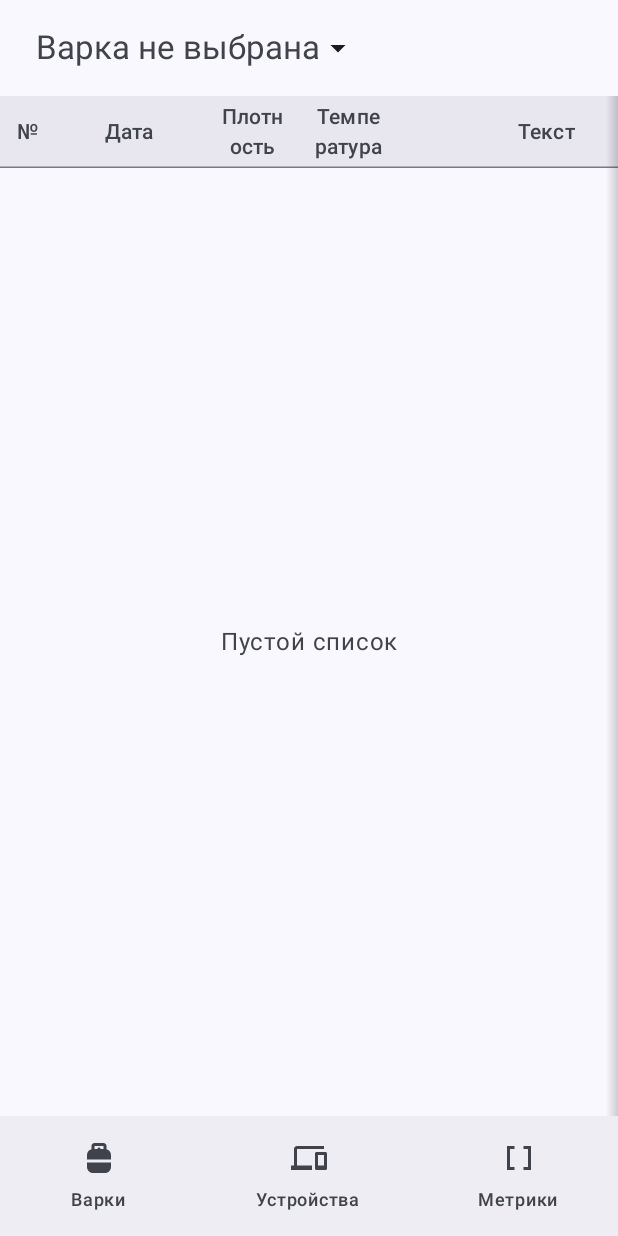
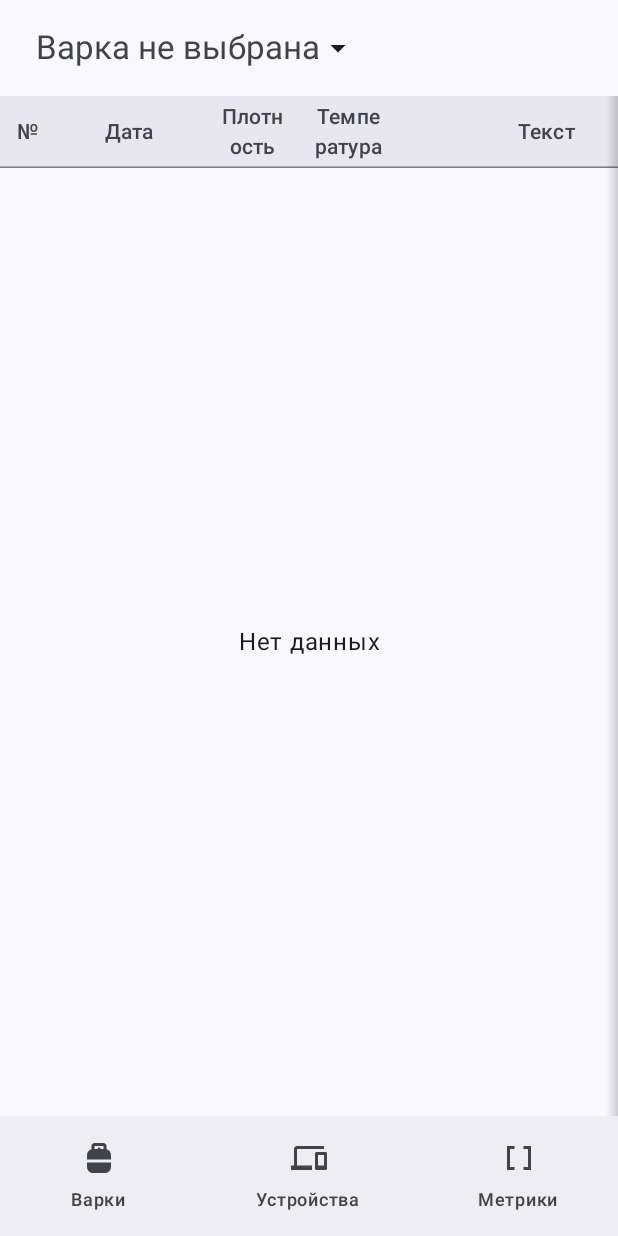
Before and after one commit to vikvlg/SpindelAndroid, an Android app built with Jetpack Compose: the RawDataRoute screen opened through its navigation route, on a phone screen of 412 x 824 dp. Run offline under Robolectric (Android 15) with nearby library versions, the phone set to English and light mode, and no system bars; our stand-ins replace Dagger/Hilt's generated code; libraries missing offline, so code that uses them is left out: androidx.hilt.lifecycle.

Commit message:
SPI-3. DataTable  - Убраны параметры isLoading, placeHolderText и loadingText; вместо них добавлен placeHolder.  - В DataTableDefaults добавлен стандартный плейс-холдер. RawDataScreen: Коррекция вызова DataTable Изменены ресурсные строки.

```diff
--- a/core/designsystem/src/main/java/ru/vik/spindel/core/designsystem/component/datatable/DataTable.kt
+++ b/core/designsystem/src/main/java/ru/vik/spindel/core/designsystem/component/datatable/DataTable.kt
@@ -1,6 +1,5 @@
 package ru.vik.spindel.core.designsystem.component.datatable
 
-import androidx.annotation.StringRes
 import androidx.compose.animation.core.animateFloatAsState
 import androidx.compose.animation.core.tween
 import androidx.compose.foundation.ScrollState
@@ -36,9 +35,7 @@ import androidx.compose.ui.graphics.Brush
 import androidx.compose.ui.graphics.Color
 import androidx.compose.ui.res.stringResource
 import androidx.compose.ui.text.TextStyle
-import androidx.compose.ui.text.style.TextAlign
 import androidx.compose.ui.unit.Dp
-import ru.vik.spindel.core.designsystem.R
 import ru.vik.spindel.core.designsystem.component.datatable.internal.DataTableSpec
 import ru.vik.spindel.core.designsystem.component.datatable.internal.ResolvedColumn
 import kotlin.math.max
@@ -47,15 +44,13 @@ import kotlin.math.max
 fun <T> DataTable(
     items: List<T>,
     key: (T) -> Any,
-    isLoading: Boolean,
     selectedKeys: Set<Any> = emptySet(),
     columns: List<DataTableColumn<T>>,
     fixedColumnCount: Int = 1,
     fixedRowHeader: Boolean = true,
     onRowClick: GestureCallback<T> = null,
     onRowLongClick: GestureCallback<T> = null,
-    @StringRes placeHolderText: Int = R.string.designsystem_datatable_empty_list,
-    @StringRes loadingText: Int = R.string.designsystem_datatable_loading_list,
+    placeHolder: @Composable () -> Unit = DataTableDefaults::PlaceHolder,
     tableState: DataTableState = rememberDataTableState(),
     colors: DataTableColors = DataTableDefaults.colors(),
     headerHeight: Dp = DataTableDefaults.HeaderHeight,
@@ -99,7 +94,7 @@ fun <T> DataTable(
         fixedRowHeader = fixedRowHeader,
         onRowClick = onRowClick,
         onRowLongClick = onRowLongClick,
-        placeHolderText = if (isLoading) loadingText else placeHolderText,
+        placeHolder = placeHolder,
         //pinnedWidth = pinnedWidth,
         headerHeight = headerHeight,
         rowHeight = rowHeight,
@@ -157,14 +152,7 @@ fun <T> DataTable(
 /** Заполнитель таблицы, когда нет данных. **/
 @Composable
 private fun <T> DataTableSpec<T>.PlaceHolder() {
-    Text(
-        modifier = Modifier
-            .fillMaxSize()
-            .wrapContentHeight(Alignment.CenterVertically),
-        text = stringResource(placeHolderText),
-        textAlign = TextAlign.Center,
-        color = colors.secondaryContent
-    )
+    placeHolder()
 }
 
 /** Фиксированный заголовок таблицы. **/
--- a/core/designsystem/src/main/java/ru/vik/spindel/core/designsystem/component/datatable/DataTableDefaults.kt
+++ b/core/designsystem/src/main/java/ru/vik/spindel/core/designsystem/component/datatable/DataTableDefaults.kt
@@ -1,12 +1,20 @@
 package ru.vik.spindel.core.designsystem.component.datatable
 
+import androidx.annotation.StringRes
 import androidx.compose.foundation.layout.PaddingValues
+import androidx.compose.foundation.layout.fillMaxSize
+import androidx.compose.foundation.layout.wrapContentHeight
 import androidx.compose.material3.MaterialTheme
+import androidx.compose.material3.Text
 import androidx.compose.runtime.Composable
 import androidx.compose.ui.Alignment
+import androidx.compose.ui.Modifier
 import androidx.compose.ui.graphics.Color
+import androidx.compose.ui.res.stringResource
 import androidx.compose.ui.text.TextStyle
+import androidx.compose.ui.text.style.TextAlign
 import androidx.compose.ui.unit.dp
+import ru.vik.spindel.core.designsystem.R
 
 enum class DataTableGridLines(
     internal val horizontal: Boolean,
@@ -74,4 +82,16 @@ object DataTableDefaults {
         endShadow = endShadow,
         scrollbarThumb = scrollbarThumb
     )
+
+    @Composable
+    fun PlaceHolder(@StringRes strId: Int = R.string.designsystem_datatable_empty_list) {
+        Text(
+            modifier = Modifier
+                .fillMaxSize()
+                .wrapContentHeight(Alignment.CenterVertically),
+            text = stringResource(strId),
+            textAlign = TextAlign.Center,
+            //color = colors.secondaryContent
+        )
+    }
 }
--- a/core/designsystem/src/main/java/ru/vik/spindel/core/designsystem/component/datatable/internal/DataTableSpec.kt
+++ b/core/designsystem/src/main/java/ru/vik/spindel/core/designsystem/component/datatable/internal/DataTableSpec.kt
@@ -1,7 +1,7 @@
 package ru.vik.spindel.core.designsystem.component.datatable.internal
 
-import androidx.annotation.StringRes
 import androidx.compose.foundation.layout.PaddingValues
+import androidx.compose.runtime.Composable
 import androidx.compose.runtime.Immutable
 import androidx.compose.ui.Alignment
 import androidx.compose.ui.text.TextStyle
@@ -20,7 +20,7 @@ internal data class DataTableSpec<T>(
     val fixedRowHeader: Boolean,
     val onRowClick: GestureCallback<T>,
     val onRowLongClick: GestureCallback<T>,
-    @StringRes val placeHolderText: Int,
+    val placeHolder: @Composable () -> Unit,
     //val pinnedWidth: Dp,
     val headerHeight: Dp,
     val rowHeight: Dp,
--- a/core/designsystem/src/main/res/values/strings.xml
+++ b/core/designsystem/src/main/res/values/strings.xml
@@ -2,5 +2,4 @@
 <resources>
     <string name="designsystem_scroll_to_top">Наверх</string>
     <string name="designsystem_datatable_empty_list">Пустой список</string>
-    <string name="designsystem_datatable_loading_list">Загрузка списка</string>
 </resources>
--- a/feature/rawdata/src/main/java/ru/vik/spindel/feature/rawdata/RawDataScreen.kt
+++ b/feature/rawdata/src/main/java/ru/vik/spindel/feature/rawdata/RawDataScreen.kt
@@ -41,6 +41,7 @@ import ru.vik.spindel.core.designsystem.ScreenPreviews
 import ru.vik.spindel.core.designsystem.component.ScrollToTopButton
 import ru.vik.spindel.core.designsystem.component.datatable.DataTable
 import ru.vik.spindel.core.designsystem.component.datatable.DataTableColumn
+import ru.vik.spindel.core.designsystem.component.datatable.DataTableDefaults
 import ru.vik.spindel.core.designsystem.component.datatable.DataTableState
 import ru.vik.spindel.core.designsystem.component.datatable.rememberDataTableState
 
@@ -88,7 +89,7 @@ fun RawDataScreen(
                 DataTable(
                     items = state.metrics.list,
                     key = { metric -> metric.id },
-                    isLoading = state.metrics.isLoading,
+                    placeHolder = { DataTableDefaults.PlaceHolder(if (state.metrics.isLoading) R.string.rawdata_table_loading else R.string.rawdata_table_empty)  },
                     selectedKeys = state.metrics.selected,
                     onRowClick = { metric -> onIntent(RawDataIntent.ChangeRowSelected(metric.id)) },
                     columns = columns,
--- a/feature/rawdata/src/main/res/values/strings.xml
+++ b/feature/rawdata/src/main/res/values/strings.xml
@@ -14,6 +14,8 @@
     <string name="rawdata_brew_section_search_results">Результаты поиска</string>
     <string name="rawdata_brew_not_selected">Варка не выбрана</string>
 
+    <string name="rawdata_table_empty">Нет данных</string>
+    <string name="rawdata_table_loading">Загрузка данных</string>
     <string name="rawdata_column_id">№</string>
     <string name="rawdata_column_date">Дата</string>
     <string name="rawdata_column_gravity">Плотность</string>
```
